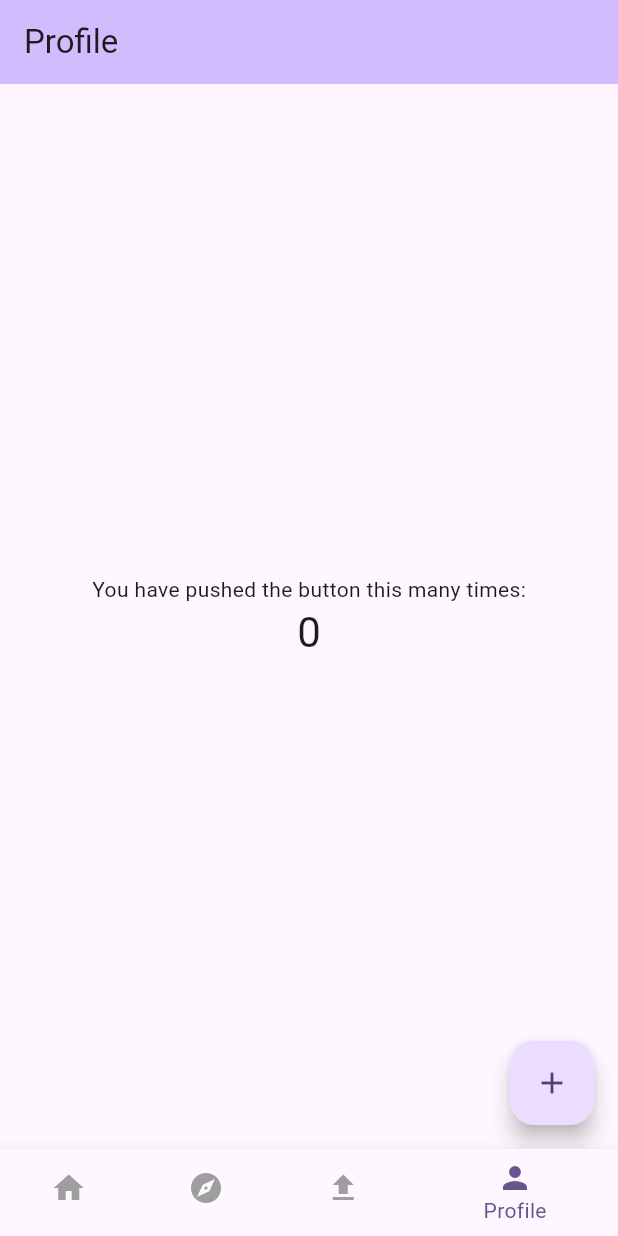
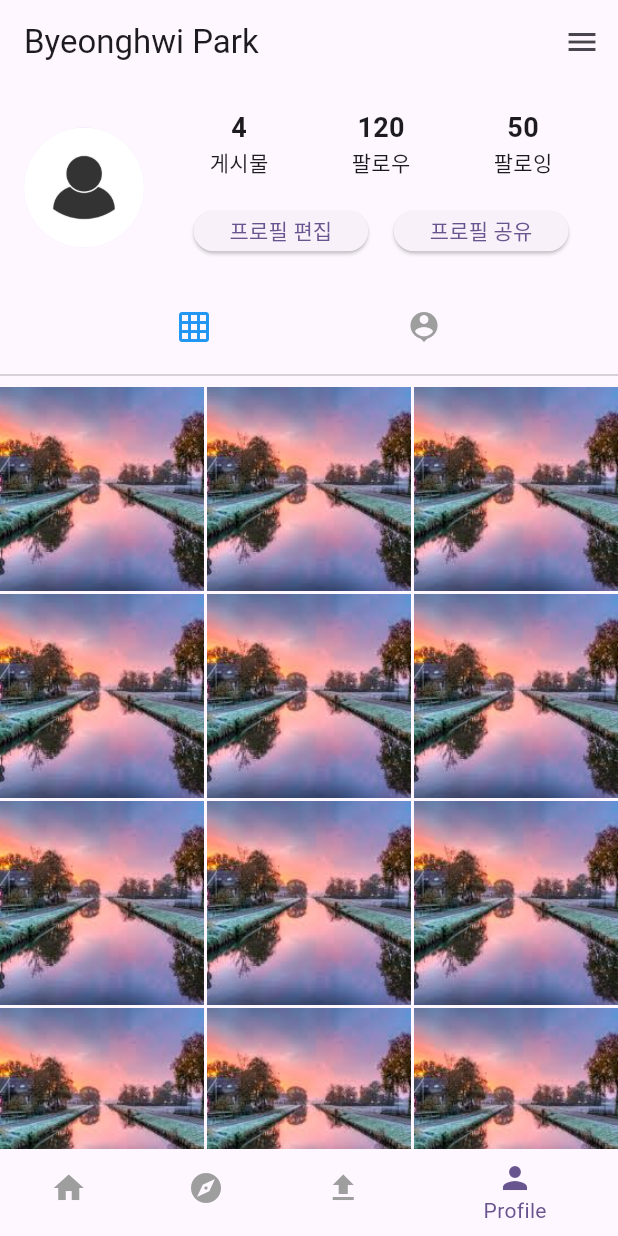
Before and after one commit to BHwi/flutter-basic-course, a Flutter app: the screen it shows after launch, item 4 of the bottom bar chosen, on a phone screen of 412 x 824 dp. Run offline on Flutter 3.47's test engine with Material 3 defaults, Android fonts, the phone set to English and light mode, and no system bars.

Commit message:
add: profile screens

```diff
--- a/analysis_options.yaml
+++ b/analysis_options.yaml
@@ -7,22 +7,24 @@
 
 # The following line activates a set of recommended lints for Flutter apps,
 # packages, and plugins designed to encourage good coding practices.
+analyzer:
+    errors:
+        library_private_types_in_public_api: ignore
 include: package:flutter_lints/flutter.yaml
 
 linter:
-  # The lint rules applied to this project can be customized in the
-  # section below to disable rules from the `package:flutter_lints/flutter.yaml`
-  # included above or to enable additional rules. A list of all available lints
-  # and their documentation is published at https://dart.dev/lints.
-  #
-  # Instead of disabling a lint rule for the entire project in the
-  # section below, it can also be suppressed for a single line of code
-  # or a specific dart file by using the `// ignore: name_of_lint` and
-  # `// ignore_for_file: name_of_lint` syntax on the line or in the file
-  # producing the lint.
-  rules:
-    # avoid_print: false  # Uncomment to disable the `avoid_print` rule
-    # prefer_single_quotes: true  # Uncomment to enable the `prefer_single_quotes` rule
-
+    # The lint rules applied to this project can be customized in the
+    # section below to disable rules from the `package:flutter_lints/flutter.yaml`
+    # included above or to enable additional rules. A list of all available lints
+    # and their documentation is published at https://dart.dev/lints.
+    #
+    # Instead of disabling a lint rule for the entire project in the
+    # section below, it can also be suppressed for a single line of code
+    # or a specific dart file by using the `// ignore: name_of_lint` and
+    # `// ignore_for_file: name_of_lint` syntax on the line or in the file
+    # producing the lint.
+    rules:
+        # avoid_print: false  # Uncomment to disable the `avoid_print` rule
+        # prefer_single_quotes: true  # Uncomment to enable the `prefer_single_quotes` rule
 # Additional information about this file can be found at
 # https://dart.dev/guides/language/analysis-options
--- a/lib/main.dart
+++ b/lib/main.dart
@@ -1,5 +1,6 @@
 import 'package:flutter/material.dart';
 import 'screens/home_screen.dart';
+import 'screens/profile.dart';
 
 void main() {
   runApp(const MyApp());
@@ -35,7 +36,7 @@ class _MainScreenState extends State<MainScreen> {
     HomeScreen(),
     MyHomePage(title: 'Explore'),
     MyHomePage(title: 'Upload'),
-    MyHomePage(title: 'Profile'),
+    ProfileScreen(),
   ];
 
   void _onItemTapped(int index) {
--- /dev/null
+++ b/lib/screens/profile.dart
@@ -0,0 +1,203 @@
+import 'package:flutter/material.dart';
+
+class ProfileScreen extends StatefulWidget {
+  // Temporaray User Profile data
+  final Map<String, dynamic>? profileData;
+
+  ProfileScreen({this.profileData});
+
+  @override
+  _ProfileScreenState createState() => _ProfileScreenState();
+}
+
+class _ProfileScreenState extends State<ProfileScreen> {
+  final Map<String, dynamic> defaultProfileData = {
+    'profileImage': 'assets/images/profile_user1.png',
+    'username': 'Byeonghwi Park',
+    'posts': 4,
+    'followers': 120,
+    'following': 50,
+    'postImages': [
+      'assets/images/post_ex_01.png',
+      'assets/images/post_ex_02.png',
+      'assets/images/post_ex_03.png',
+      'assets/images/post_ex_03.png',
+      'assets/images/post_ex_03.png',
+      'assets/images/post_ex_03.png',
+      'assets/images/post_ex_03.png',
+      'assets/images/post_ex_03.png',
+      'assets/images/post_ex_03.png',
+      'assets/images/post_ex_03.png',
+      'assets/images/post_ex_03.png',
+      'assets/images/post_ex_03.png',
+      'assets/images/post_ex_03.png',
+      'assets/images/post_ex_03.png',
+      'assets/images/post_ex_03.png',
+      'assets/images/post_ex_03.png',
+    ],
+    'taggedImages': ['assets/images/post_ex_04.png']
+  };
+
+  late Map<String, dynamic> profileData;
+  int _selectedTab = 0; // 0: user's posts, 1: tagged posts
+
+  @override
+  void initState() {
+    // TODO: implement initState
+    super.initState();
+    profileData = widget.profileData ?? defaultProfileData;
+  }
+
+  @override
+  Widget build(BuildContext context) {
+    return Scaffold(
+        appBar: AppBar(
+          title: Align(
+              alignment: Alignment.centerLeft,
+              child: Text(profileData['username'])), // 왼쪽에 위치
+          actions: [
+            _buildMenuButton(), // 오른쪽에 위치
+          ],
+        ),
+        body: SingleChildScrollView(
+            child:
+                Column(crossAxisAlignment: CrossAxisAlignment.start, children: [
+          _buildProfileInfo(),
+          _buildTabBar(),
+          const Divider(),
+          _buildPostGrid(),
+        ])));
+  }
+
+  /////////////////////////////////////
+  //////// functions for build ////////
+  /////////////////////////////////////
+
+  // for profile information
+  Widget _buildProfileInfo() {
+    return Padding(
+        padding: const EdgeInsets.all(16.0),
+        child: Row(children: [
+          CircleAvatar(
+            radius: 40,
+            backgroundImage: AssetImage(profileData['profileImage']),
+          ),
+          const SizedBox(width: 16),
+          Expanded(
+              child: Column(children: [
+            _buildStatsRow(),
+            const SizedBox(height: 12),
+            Row(
+              mainAxisAlignment: MainAxisAlignment.spaceEvenly,
+              children: [
+                _buildActionButton('프로필 편집'),
+                _buildActionButton('프로필 공유'),
+              ],
+            )
+          ]))
+        ]));
+  }
+
+  Widget _buildStatsRow() {
+    return Row(mainAxisAlignment: MainAxisAlignment.spaceAround, children: [
+      _buildStatColumn(profileData['posts'].toString(), '게시물'),
+      _buildStatColumn(profileData['followers'].toString(), '팔로우'),
+      _buildStatColumn(profileData['following'].toString(), '팔로잉'),
+    ]);
+  }
+
+  Widget _buildStatColumn(String count, String label) {
+    return Column(
+      children: [
+        Text(count,
+            style: TextStyle(fontWeight: FontWeight.bold, fontSize: 18)),
+        Text(label)
+      ],
+    );
+  }
+
+  Widget _buildActionButton(String label) {
+    return ElevatedButton(
+        onPressed: () {},
+        child: Text(label),
+        style: ElevatedButton.styleFrom(minimumSize: const Size(100, 27)));
+  }
+
+  // for tab bar
+  Widget _buildTabBar() {
+    return Row(
+      mainAxisAlignment: MainAxisAlignment.spaceEvenly,
+      children: [
+        _buildTabIcon(Icons.grid_on, 0),
+        _buildTabIcon(Icons.person_pin, 1)
+      ],
+    );
+  }
+
+  Widget _buildTabIcon(IconData icon, int index) {
+    return IconButton(
+      icon: Icon(icon),
+      color: _selectedTab == index ? Colors.blue : Colors.grey,
+      onPressed: () {
+        setState(() {
+          _selectedTab = index;
+        });
+      },
+    );
+  }
+
+  Widget _buildMenuButton() {
+    return IconButton(
+      icon: const Icon(Icons.menu),
+      onPressed: () {
+        addDialog(context);
+      },
+    );
+  }
+
+  // Post Grid
+  Widget _buildPostGrid() {
+    final images = _selectedTab == 0
+        ? profileData['postImages']
+        : profileData['taggedImages'];
+
+    return GridView.builder(
+      shrinkWrap: true,
+      physics: const NeverScrollableScrollPhysics(),
+      gridDelegate: const SliverGridDelegateWithFixedCrossAxisCount(
+          crossAxisCount: 3, // 축 개수
+          crossAxisSpacing: 2.0,
+          mainAxisSpacing: 2.0),
+      itemCount: images.length,
+      itemBuilder: (context, index) {
+        return Image.asset(images[index], fit: BoxFit.cover);
+      },
+    );
+  }
+
+  /////////////////////////////////////
+  /////// Additional Assignment ///////
+  /////////////////////////////////////
+  void addDialog(context) {
+    showModalBottomSheet(
+        context: context,
+        builder: (BuildContext context) {
+          return Container(
+              child: ListView(children: [
+            _buildMenu(Icons.settings, 'Settings'),
+            _buildMenu(Icons.people, 'Manage Followers / Following'),
+            _buildMenu(Icons.list, 'My Logs'),
+            _buildMenu(Icons.bookmark_border, 'Bookmarks'),
+            _buildMenu(Icons.star, 'Favorites'),
+          ]));
+        });
+  }
+
+  Widget _buildMenu(IconData icon, String label) {
+    return Padding(
+      padding: const EdgeInsets.all(16.0),
+      child:
+          Row(children: [Icon(icon), const SizedBox(width: 12), Text(label)]),
+    );
+  }
+}
```
